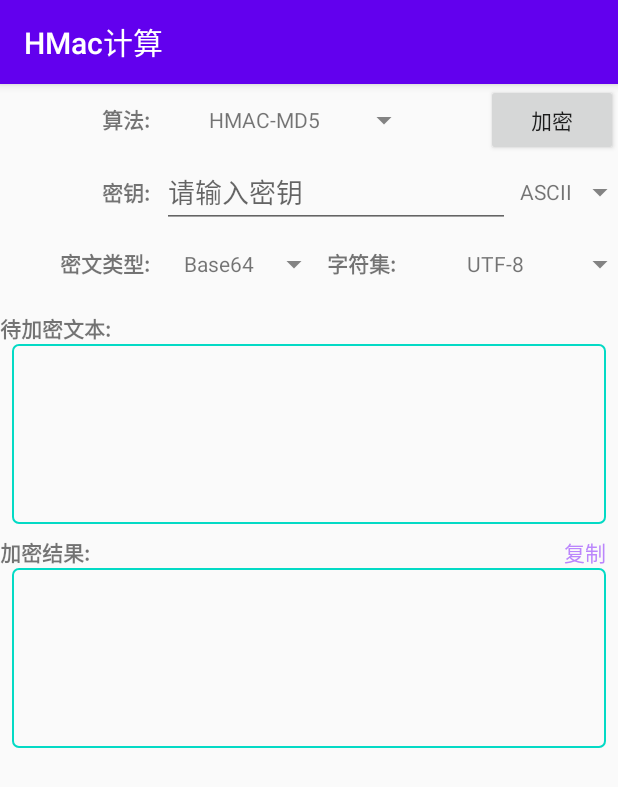
After one commit to ngoluuduythai/cipher_andriod, an Android app: the HMacActivity screen opened directly, with no data from a screen before it, on a phone screen of 412 x 824 dp. The commit adds this screen. Shown: the top 787 px of the screen. Run offline under Robolectric (Android 15) with nearby library versions, the phone set to English and light mode, and no system bars.

Commit message:
新增HMac计算功能

```diff
--- a/app/src/main/AndroidManifest.xml
+++ b/app/src/main/AndroidManifest.xml
@@ -22,6 +22,7 @@
         <activity android:name=".ui.RSACryptoActivity" />
         <activity android:name=".ui.RSACheckActivity" />
         <activity android:name=".ui.HashActivity" />
+        <activity android:name=".ui.HMacActivity" />
     </application>
 
 </manifest>
--- /dev/null
+++ b/app/src/main/java/cn/woolsen/cipher/ui/HMacActivity.kt
@@ -0,0 +1,177 @@
+package cn.woolsen.cipher.ui
+
+import android.os.Bundle
+import android.util.Log
+import android.view.Gravity
+import android.view.View
+import android.widget.TextView
+import android.widget.Toast
+import androidx.appcompat.app.AppCompatActivity
+import androidx.appcompat.widget.PopupMenu
+import cn.woolsen.cipher.R
+import cn.woolsen.cipher.databinding.ActivityHmacBinding
+import cn.woolsen.cipher.enums.Charset
+import cn.woolsen.cipher.enums.KeyIvFormat
+import cn.woolsen.cipher.util.Base64Utils.base64EncodeToString
+import cn.woolsen.cipher.util.ClipUtils
+import cn.woolsen.cipher.util.HexUtils
+import cn.woolsen.cipher.util.SnackUtils.showSnackbar
+import com.google.android.material.snackbar.Snackbar
+import java.lang.Exception
+import java.security.MessageDigest
+import javax.crypto.Mac
+import javax.crypto.spec.SecretKeySpec
+
+
+/**
+ * @author woolsen
+ * @date 2021/03/16 15:11
+ */
+class HMacActivity : AppCompatActivity(), View.OnClickListener {
+
+    private lateinit var binding: ActivityHmacBinding
+
+    private lateinit var keyFormatMenu: PopupMenu
+    private lateinit var algorithmMenu: PopupMenu
+    private lateinit var charsetMenu: PopupMenu
+    private lateinit var encryptedFormatMenu: PopupMenu
+
+    private var keyFormat = KeyIvFormat.Hex
+    private var algorithmId = R.id.hmac_md5
+    private var charset = Charset.UTF_8
+    private var encryptedFormat = Charset.BASE64
+
+    override fun onCreate(savedInstanceState: Bundle?) {
+        super.onCreate(savedInstanceState)
+        binding = ActivityHmacBinding.inflate(layoutInflater)
+        setContentView(binding.root)
+        setTitle(R.string.title_hmac)
+
+        keyFormat = KeyIvFormat.ASCII
+        binding.keyFormat.setText(R.string.ascii)
+        algorithmId = R.id.hmac_md5
+        binding.algorithm.setText(R.string.hmac_md5)
+        charset = Charset.UTF_8
+        binding.charset.setText(R.string.utf8)
+        encryptedFormat = Charset.BASE64
+        binding.encryptedFormat.setText(R.string.base64)
+
+
+        keyFormatMenu = PopupMenu(this, binding.keyFormat, Gravity.BOTTOM).apply {
+            inflate(R.menu.format_key_iv)
+            setOnMenuItemClickListener {
+                when (it?.itemId) {
+                    R.id.hex -> setKeyFormat(KeyIvFormat.Hex)
+                    R.id.ascii -> setKeyFormat(KeyIvFormat.ASCII)
+                }
+                true
+            }
+        }
+        algorithmMenu = PopupMenu(this, binding.algorithm, Gravity.BOTTOM).apply {
+            inflate(R.menu.hmac_algorithm)
+            setOnMenuItemClickListener {
+                algorithmId = it.itemId
+                binding.algorithm.text = it.title
+                true
+            }
+        }
+        charsetMenu = PopupMenu(this, binding.charset, Gravity.BOTTOM).apply {
+            inflate(R.menu.charset)
+            setOnMenuItemClickListener {
+                charset = when (it.itemId) {
+                    R.id.hex -> Charset.HEX
+                    R.id.gb2312 -> Charset.GB2312
+                    R.id.utf8 -> Charset.UTF_8
+                    R.id.utf16 -> Charset.UTF_16
+                    R.id.utf16be -> Charset.UTF_16BE
+                    R.id.utf16le -> Charset.UTF_16LE
+                    else -> {
+                        showSnackbar("不支持此编码格式", Snackbar.LENGTH_SHORT)
+                        return@setOnMenuItemClickListener true
+                    }
+                }
+                binding.charset.text = it.title
+                true
+            }
+        }
+        encryptedFormatMenu = PopupMenu(this, binding.encryptedFormat, Gravity.BOTTOM).apply {
+            inflate(R.menu.format_encrypted)
+            setOnMenuItemClickListener {
+                encryptedFormat = when (it.itemId) {
+                    R.id.hex -> Charset.HEX
+                    R.id.base64 -> Charset.BASE64
+                    else -> {
+                        showSnackbar("不支持此编码格式", Snackbar.LENGTH_SHORT)
+                        return@setOnMenuItemClickListener true
+                    }
+                }
+                binding.encryptedFormat.text = it.title
+                true
+            }
+        }
+    }
+
+    override fun onClick(v: View?) {
+        when (v) {
+            binding.algorithm -> algorithmMenu.show()
+            binding.keyFormat -> keyFormatMenu.show()
+            binding.encryptedFormat -> encryptedFormatMenu.show()
+            binding.charset -> charsetMenu.show()
+            binding.encrypt -> encrypt()
+            binding.clip -> {
+                ClipUtils.clip(this, binding.afterText.text.toString())
+                showSnackbar("已复制到剪切版", Snackbar.LENGTH_SHORT)
+            }
+        }
+    }
+
+    private fun encrypt() {
+        try {
+            val text = if (charset == Charset.HEX) {
+                HexUtils.decode(binding.text.text.toString())
+            } else {
+                binding.text.text.toString().toByteArray(charset(charset))
+            }
+
+            val algorithm = when (algorithmId) {
+                R.id.hmac_md5 -> "HmacMD5"
+                R.id.hmac_sha1 -> "HmacSHA1"
+                R.id.hmac_sha256 -> "HmacSHA256"
+                R.id.hmac_sha384 -> "HmacSHA384"
+                R.id.hmac_sha512 -> "HmacSHA512"
+                else -> {
+                    showSnackbar("不支持此编码格式", Snackbar.LENGTH_SHORT)
+                    return
+                }
+            }
+
+            val mac = Mac.getInstance(algorithm)
+            val key =  binding.key.text.toString()
+            val secretKey = kotlin.run {
+                val keyBytes = when (keyFormat) {
+                    KeyIvFormat.Hex -> HexUtils.decode(key)
+                    KeyIvFormat.ASCII -> key.toByteArray(Charsets.US_ASCII)
+                }
+                SecretKeySpec(keyBytes, algorithm)
+            }
+            mac.init(secretKey)
+            val afterTextBytes = mac.doFinal(text)
+            val afterText = if (encryptedFormat == Charset.HEX) {
+                HexUtils.encode(afterTextBytes)
+            } else {
+                afterTextBytes.base64EncodeToString()
+            }
+            binding.afterText.text = afterText
+            showSnackbar("加密成功", Toast.LENGTH_SHORT)
+        } catch (e: Exception) {
+            e.printStackTrace()
+            showSnackbar(e.message ?: "加密出错", Toast.LENGTH_SHORT)
+        }
+
+    }
+
+    private fun setKeyFormat(keyIvFormat: KeyIvFormat) {
+        keyFormat = keyIvFormat
+        binding.keyFormat.text = keyIvFormat.name
+    }
+}
--- a/app/src/main/java/cn/woolsen/cipher/ui/MainActivity.kt
+++ b/app/src/main/java/cn/woolsen/cipher/ui/MainActivity.kt
@@ -27,7 +27,8 @@ class MainActivity : AppCompatActivity() {
             R.string.title_rsa_private to RSACryptoActivity::class.java,
             R.string.title_rsa_public to RSACryptoActivity::class.java,
             R.string.title_rsa_check to RSACheckActivity::class.java,
-            R.string.title_hash to HashActivity::class.java
+            R.string.title_hash to HashActivity::class.java,
+            R.string.title_hmac to HMacActivity::class.java
         ).entries.toList()
         val adapter = ArrayAdapter(
             this, android.R.layout.simple_list_item_1, list.map { getString(it.key) })
--- /dev/null
+++ b/app/src/main/res/layout/activity_hmac.xml
@@ -0,0 +1,190 @@
+<?xml version="1.0" encoding="utf-8"?>
+<LinearLayout xmlns:android="http://schemas.android.com/apk/res/android"
+    xmlns:app="http://schemas.android.com/apk/res-auto"
+    xmlns:tools="http://schemas.android.com/tools"
+    android:layout_width="match_parent"
+    android:layout_height="match_parent"
+    android:focusable="true"
+    android:focusableInTouchMode="true"
+    android:orientation="vertical"
+    tools:context=".ui.HMacActivity">
+
+    <LinearLayout
+        android:layout_width="match_parent"
+        android:layout_height="wrap_content"
+        android:orientation="horizontal">
+
+        <TextView
+            android:layout_width="100dp"
+            android:layout_height="wrap_content"
+            android:gravity="end"
+            android:text="算法:"
+            android:textStyle="bold" />
+
+        <TextView
+            android:id="@+id/algorithm"
+            android:layout_width="160dp"
+            android:layout_height="48dp"
+            android:layout_marginStart="8dp"
+            android:gravity="center"
+            android:onClick="onClick"
+            app:drawableEndCompat="@drawable/ic_down"
+            tools:text="@string/md5" />
+
+        <View
+            android:layout_width="0dp"
+            android:layout_height="0dp"
+            android:layout_weight="1" />
+
+        <Button
+            android:id="@+id/encrypt"
+            android:layout_width="wrap_content"
+            android:layout_height="wrap_content"
+            android:layout_gravity="end"
+            android:onClick="onClick"
+            android:text="加密" />
+
+    </LinearLayout>
+
+    <LinearLayout
+        android:layout_width="match_parent"
+        android:layout_height="wrap_content"
+        android:gravity="center_vertical"
+        android:orientation="horizontal">
+
+        <TextView
+            android:layout_width="100dp"
+            android:layout_height="wrap_content"
+            android:gravity="end"
+            android:text="@string/label_key"
+            android:textStyle="bold" />
+
+        <EditText
+            android:id="@+id/key"
+            android:layout_width="0dp"
+            android:layout_height="wrap_content"
+            android:layout_marginStart="8dp"
+            android:layout_weight="1"
+            android:hint="@string/hint_key" />
+
+        <TextView
+            android:id="@+id/key_format"
+            android:layout_width="72dp"
+            android:layout_height="48dp"
+            android:gravity="center"
+            android:onClick="onClick"
+            android:text="@string/hex"
+            app:drawableEndCompat="@drawable/ic_down" />
+
+    </LinearLayout>
+
+    <LinearLayout
+        android:layout_width="match_parent"
+        android:layout_height="wrap_content"
+        android:orientation="horizontal">
+
+        <TextView
+            android:layout_width="100dp"
+            android:layout_height="wrap_content"
+            android:gravity="end"
+            android:text="密文类型:"
+            android:textStyle="bold" />
+
+        <TextView
+            android:id="@+id/encrypted_format"
+            android:layout_width="0dp"
+            android:layout_height="48dp"
+            android:layout_marginStart="8dp"
+            android:layout_marginEnd="8dp"
+            android:layout_weight="1"
+            android:gravity="center"
+            android:onClick="onClick"
+            android:text="@string/base64"
+            app:drawableEndCompat="@drawable/ic_down" />
+
+        <TextView
+            android:layout_width="48dp"
+            android:layout_height="wrap_content"
+            android:gravity="end"
+            android:text="字符集:"
+            android:textStyle="bold" />
+
+        <TextView
+            android:id="@+id/charset"
+            android:layout_width="140dp"
+            android:layout_height="48dp"
+            android:layout_marginStart="8dp"
+            android:gravity="center"
+            android:onClick="onClick"
+            app:drawableEndCompat="@drawable/ic_down"
+            tools:text="@string/gb2312" />
+
+    </LinearLayout>
+
+    <TextView
+        android:layout_width="wrap_content"
+        android:layout_height="wrap_content"
+        android:layout_marginTop="8dp"
+        android:gravity="end"
+        android:labelFor="@id/text"
+        android:text="@string/label_input_1"
+        android:textStyle="bold" />
+
+    <EditText
+        android:id="@+id/text"
+        android:layout_width="match_parent"
+        android:layout_height="wrap_content"
+        android:layout_marginStart="8dp"
+        android:layout_marginEnd="8dp"
+        android:background="@drawable/shape_rectangle"
+        android:gravity="start|top"
+        android:importantForAutofill="no"
+        android:inputType="textMultiLine"
+        android:minHeight="120dp"
+        android:padding="4dp" />
+
+    <LinearLayout
+        android:layout_width="match_parent"
+        android:layout_height="wrap_content"
+        android:orientation="horizontal">
+
+        <TextView
+            android:layout_width="wrap_content"
+            android:layout_height="wrap_content"
+            android:layout_marginTop="8dp"
+            android:text="@string/label_output_1"
+            android:textStyle="bold" />
+
+        <View
+            android:layout_width="0dp"
+            android:layout_height="0dp"
+            android:layout_weight="1" />
+
+        <TextView
+            android:id="@+id/clip"
+            android:layout_width="wrap_content"
+            android:layout_height="match_parent"
+            android:layout_gravity="bottom"
+            android:gravity="bottom"
+            android:onClick="onClick"
+            android:paddingStart="8dp"
+            android:paddingEnd="8dp"
+            android:text="@string/copy"
+            android:textColor="@color/purple_200" />
+
+    </LinearLayout>
+
+    <TextView
+        android:id="@+id/after_text"
+        android:layout_width="match_parent"
+        android:layout_height="wrap_content"
+        android:layout_marginStart="8dp"
+        android:layout_marginEnd="8dp"
+        android:layout_marginBottom="8dp"
+        android:background="@drawable/shape_rectangle"
+        android:gravity="start|top"
+        android:minHeight="120dp"
+        android:padding="4dp"
+        android:textIsSelectable="true" />
+
+</LinearLayout>
--- /dev/null
+++ b/app/src/main/res/menu/hmac_algorithm.xml
@@ -0,0 +1,8 @@
+<?xml version="1.0" encoding="utf-8"?>
+<menu xmlns:android="http://schemas.android.com/apk/res/android">
+    <item android:id="@+id/hmac_md5" android:title="@string/hmac_md5" />
+    <item android:id="@+id/hmac_sha1" android:title="@string/hmac_sha1" />
+    <item android:id="@+id/hmac_sha256" android:title="@string/hmac_sha256" />
+    <item android:id="@+id/hmac_sha384" android:title="@string/hmac_sha384" />
+    <item android:id="@+id/hmac_sha512" android:title="@string/hmac_sha512" />
+</menu>
--- a/app/src/main/res/values/strings.xml
+++ b/app/src/main/res/values/strings.xml
@@ -53,13 +53,15 @@
     <string name="label_iv">初始化向量iv:</string>
     <string name="label_key">密钥:</string>
     <string name="label_iv_key_format">iv和密钥编码格式:</string>
-    <string name="label_output">加密、解密转换结果:</string>
-    <string name="label_input">待加密、解密的文本:</string>
     <string name="label_rsa_gen_digit">生成密钥位数:</string>
     <string name="label_private">私钥:</string>
     <string name="label_public">公钥:</string>
     <string name="label_encrypted_type">密文类型:</string>
     <string name="label_charset">字符集:</string>
+    <string name="label_input">待加密、解密的文本:</string>
+    <string name="label_input_1">待加密文本:</string>
+    <string name="label_output">加密、解密转换结果:</string>
+    <string name="label_output_1">加密结果:</string>
 
     <string name="generate">生成</string>
     <string name="copy">复制</string>
@@ -68,6 +70,13 @@
     <string name="md5">MD5</string>
     <string name="sha1">SHA-1</string>
     <string name="sha256">SHA-256</string>
+    <string name="sha384">SHA-384</string>
     <string name="sha512">SHA-512</string>
+    <string name="hmac_md5">HMAC-MD5</string>
+    <string name="hmac_sha1">HMAC-SHA-1</string>
+    <string name="hmac_sha256">HMAC-SHA-256</string>
+    <string name="hmac_sha384">HMAC-SHA-384</string>
+    <string name="hmac_sha512">HMAC-SHA-512</string>
     <string name="title_hmac">HMac计算</string>
+    <string name="hint_key">请输入密钥</string>
 </resources>
```
